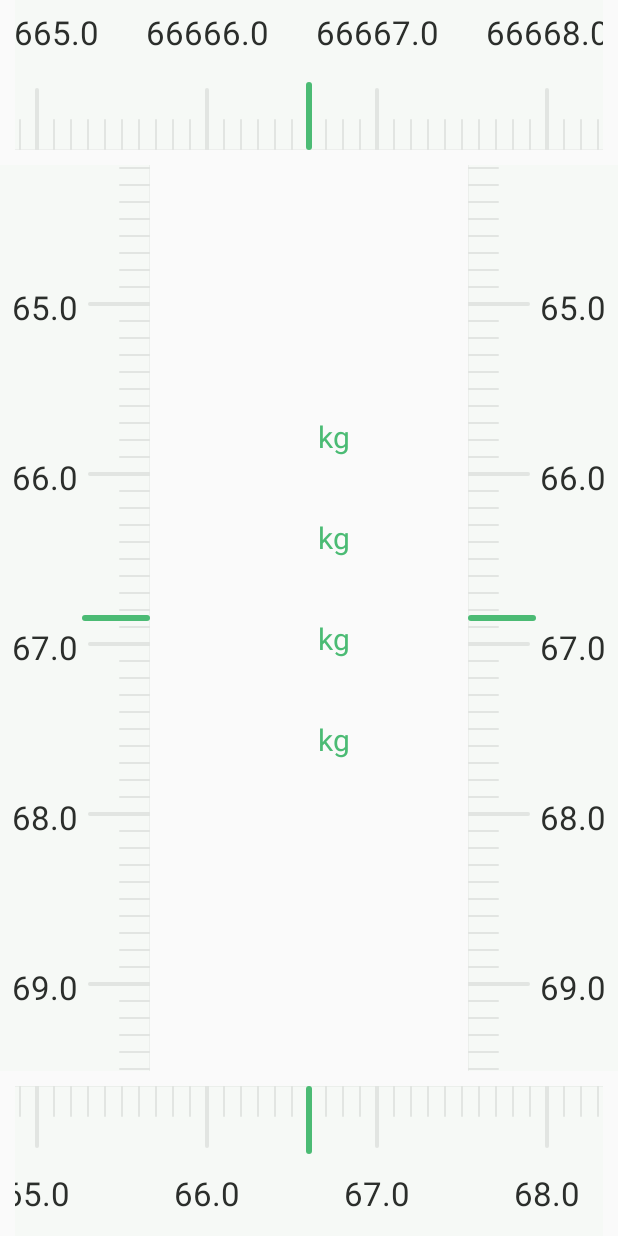
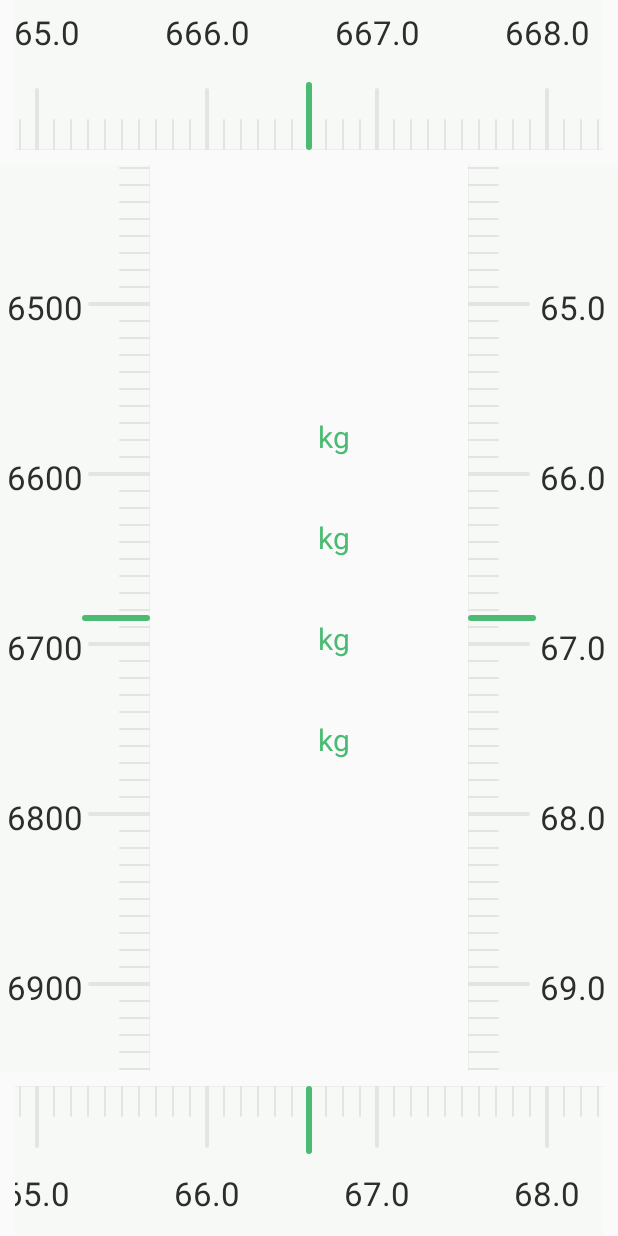
Before and after one commit to totond/BooheeRuler, an Android app: the layout activity_main.xml on its own in the app's theme, with its tools: preview values and no code run, on a phone screen of 412 x 824 dp. Run offline under Robolectric (Android 15) with nearby library versions, the phone set to English and light mode, and no system bars.

```diff
--- a/app/src/main/res/layout/activity_main.xml
+++ b/app/src/main/res/layout/activity_main.xml
@@ -87,7 +87,9 @@
         app:scaleInterval="11.5dp"
         app:smallScaleLength="20dp"
         app:smallScaleWidth="1.5dp"
-        app:textMarginHead="70dp" />
+        app:textMarginHead="70dp"
+        app:factor="10"
+        />
 
     <!--尺子-->
     <yanzhikai.ruler.BooheeRuler
@@ -112,7 +114,8 @@
         app:scaleInterval="11.5dp"
         app:smallScaleLength="20dp"
         app:smallScaleWidth="1.5dp"
-        app:textMarginHead="70dp" />
+        app:textMarginHead="70dp"
+        />
 
     <!--尺子-->
     <yanzhikai.ruler.BooheeRuler
@@ -123,11 +126,11 @@
         app:bigScaleLength="40dp"
         app:bigScaleWidth="2.5dp"
         app:count="10"
-        app:currentScale="666666"
+        app:currentScale="6666"
         app:cursorDrawable="@drawable/cursor_shape"
         app:cursorHeight="45dp"
         app:cursorWidth="4dp"
-        app:maxScale="2000000"
+        app:maxScale="20000"
         app:minScale="464"
         app:numberTextSize="22sp"
         app:paddingStartAndEnd="10dp"
--- a/ruler/build.gradle
+++ b/ruler/build.gradle
@@ -37,7 +37,7 @@ publish {
     repoName = 'CustomViewRepository'
     groupId = 'com.yanzhikai'
     artifactId = 'BooheeRuler'
-    publishVersion = '0.1.3'
+    publishVersion = '0.1.4'
     desc = '仿写薄荷健康体重选择尺'
     website = 'https://github.com/totond/BooheeRuler'
 }
--- a/ruler/src/main/java/yanzhikai/ruler/BooheeRuler.java
+++ b/ruler/src/main/java/yanzhikai/ruler/BooheeRuler.java
@@ -74,6 +74,8 @@ public class BooheeRuler extends ViewGroup {
     private boolean mCanEdgeEffect = true;
     //边缘颜色
     private @ColorInt int mEdgeColor  = getResources().getColor(R.color.colorForgiven);
+    //刻度乘积因子
+    private float mFactor = 0.1f;
 
 
     public BooheeRuler(Context context) {
@@ -126,6 +128,7 @@ public class BooheeRuler extends ViewGroup {
         }
         mCanEdgeEffect = typedArray.getBoolean(R.styleable.BooheeRuler_canEdgeEffect,mCanEdgeEffect);
         mEdgeColor = typedArray.getColor(R.styleable.BooheeRuler_edgeColor,mEdgeColor);
+        mFactor = typedArray.getFloat(R.styleable.BooheeRuler_factor,mFactor);
         typedArray.recycle();
     }
 
@@ -273,6 +276,15 @@ public class BooheeRuler extends ViewGroup {
         mInnerRuler.initEdgeEffects();
     }
 
+    public float getFactor() {
+        return mFactor;
+    }
+
+    public void setFactor(float factor) {
+        this.mFactor = factor;
+        mInnerRuler.postInvalidate();
+    }
+
     public boolean canEdgeEffect(){
         return mCanEdgeEffect;
     }
--- a/ruler/src/main/java/yanzhikai/ruler/InnerRulers/BottomHeadRuler.java
+++ b/ruler/src/main/java/yanzhikai/ruler/InnerRulers/BottomHeadRuler.java
@@ -4,6 +4,7 @@ import android.content.Context;
 import android.graphics.Canvas;
 
 import yanzhikai.ruler.BooheeRuler;
+import yanzhikai.ruler.Utils.RulerStringUtil;
 
 /**
  * 头向下的尺子
@@ -33,7 +34,7 @@ public class BottomHeadRuler extends HorizontalRuler {
             if (i >= mParent.getMinScale() && i <= mParent.getMaxScale()) {
                 if (i % mCount == 0) {
                     canvas.drawLine(locationX, height - mParent.getBigScaleLength(), locationX, height, mBigScalePaint);
-                    canvas.drawText(String.valueOf(i / 10), locationX, height - mParent.getTextMarginHead(), mTextPaint);
+                    canvas.drawText(RulerStringUtil.resultValueOf(i,mParent.getFactor()), locationX, height - mParent.getTextMarginHead(), mTextPaint);
                 } else {
                     canvas.drawLine(locationX, height - mParent.getSmallScaleLength(), locationX, height, mSmallScalePaint);
                 }
--- a/ruler/src/main/java/yanzhikai/ruler/InnerRulers/LeftHeadRuler.java
+++ b/ruler/src/main/java/yanzhikai/ruler/InnerRulers/LeftHeadRuler.java
@@ -4,6 +4,7 @@ import android.content.Context;
 import android.graphics.Canvas;
 
 import yanzhikai.ruler.BooheeRuler;
+import yanzhikai.ruler.Utils.RulerStringUtil;
 
 /**
  * 头向左的尺子
@@ -33,7 +34,7 @@ public class LeftHeadRuler extends VerticalRuler{
             if (i >= mParent.getMinScale() && i <= mParent.getMaxScale()) {
                 if (i % mCount == 0) {
                     canvas.drawLine(0, locationY, mParent.getBigScaleLength(), locationY, mBigScalePaint);
-                    canvas.drawText(String.valueOf(i / 10), mParent.getTextMarginHead(), locationY + mParent.getTextSize() / 2, mTextPaint);
+                    canvas.drawText(RulerStringUtil.resultValueOf(i,mParent.getFactor()), mParent.getTextMarginHead(), locationY + mParent.getTextSize() / 2, mTextPaint);
                 } else {
                     canvas.drawLine(0, locationY, mParent.getSmallScaleLength(), locationY, mSmallScalePaint);
                 }
--- a/ruler/src/main/java/yanzhikai/ruler/InnerRulers/RightHeadRuler.java
+++ b/ruler/src/main/java/yanzhikai/ruler/InnerRulers/RightHeadRuler.java
@@ -4,6 +4,7 @@ import android.content.Context;
 import android.graphics.Canvas;
 
 import yanzhikai.ruler.BooheeRuler;
+import yanzhikai.ruler.Utils.RulerStringUtil;
 
 /**
  * 头向→的尺子
@@ -33,7 +34,7 @@ public class RightHeadRuler extends VerticalRuler {
             if (i >= mParent.getMinScale() && i <= mParent.getMaxScale()) {
                 if (i % mCount == 0) {
                     canvas.drawLine(width - mParent.getBigScaleLength(), locationY, width, locationY, mBigScalePaint);
-                    canvas.drawText(String.valueOf(i / 10),width - mParent.getTextMarginHead(), locationY + mParent.getTextSize() / 2, mTextPaint);
+                    canvas.drawText(RulerStringUtil.resultValueOf(i,mParent.getFactor()),width - mParent.getTextMarginHead(), locationY + mParent.getTextSize() / 2, mTextPaint);
                 } else {
                     canvas.drawLine(width - mParent.getSmallScaleLength(), locationY, width, locationY, mSmallScalePaint);
                 }
--- /dev/null
+++ b/ruler/src/main/java/yanzhikai/ruler/Utils/RulerStringUtil.java
@@ -0,0 +1,40 @@
+package yanzhikai.ruler.Utils;
+
+
+/**
+ * author : yany
+ * e-mail : yanzhikai_yjk@qq.com
+ * time   : 2017/12/25
+ * desc   : 处理刻度值字符串
+ */
+
+public class RulerStringUtil {
+    private static float mFactorCache = 0;
+    private static float mDividerCache = 1;
+
+    /**
+     * 用于计算刻度值实际显示数值并转化为String，
+     * 使用分条件处理是因为浮点运算不是很准确，所以显示float值的时候使用除法而不用乘法，避免了72.0显示成72.00005的情况。
+     * @param input 输入值
+     * @param factor 乘积因子，限制为正数
+     * @return 返回结果字符串
+     */
+    public static String resultValueOf(float input, float factor){
+        if (factor >= 1){
+            return String.valueOf((int)(input * factor));
+        }else if (factor > 0){
+            if (mFactorCache != factor) {
+                mFactorCache = factor;
+                mDividerCache = 1 / factor;
+            }
+            return String.valueOf(input / mDividerCache);
+        }else {
+            try {
+                throw new Exception("Invalid factor!");
+            } catch (Exception e) {
+                e.printStackTrace();
+            }
+        }
+        return "";
+    }
+}
--- a/ruler/src/main/res/values/attr.xml
+++ b/ruler/src/main/res/values/attr.xml
@@ -27,6 +27,7 @@
         <attr name="rulerBackGround" format="reference|color" />
         <attr name="canEdgeEffect" format="boolean"/>
         <attr name="edgeColor" format="color"/>
+        <attr name="factor" format="float"/>
     </declare-styleable>
 
     <declare-styleable name="KgNumberLayout">
```
Also changed, not shown: ruler/src/main/java/yanzhikai/ruler/InnerRulers/TopHeadRuler.java (+4 -20 lines), ruler/src/main/java/yanzhikai/ruler/KgNumberLayout.java (+8 -1 lines), 1 other file.
